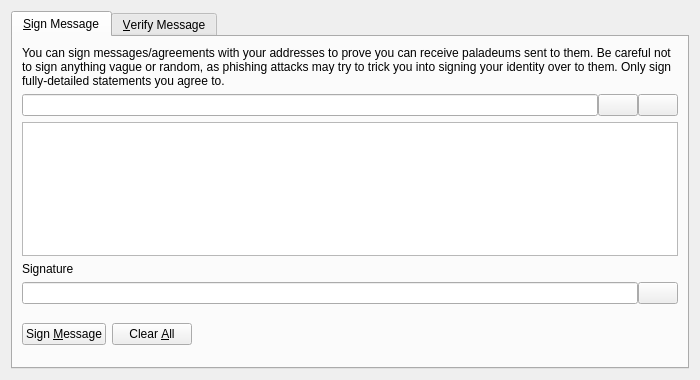
Qt form src/qt/forms/signverifymessagedialog.ui (PaladeumBlockchain/Paladeum) before a commit.
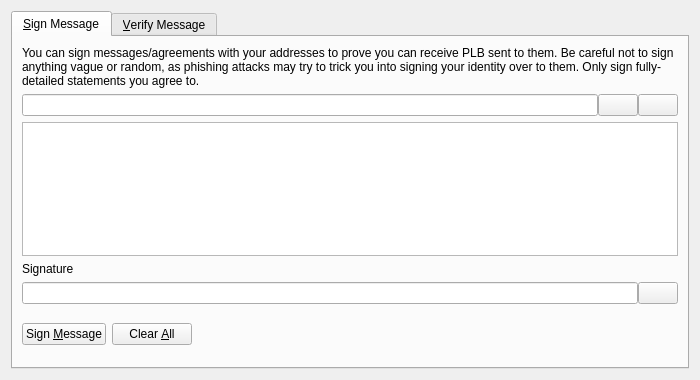
The same form after that commit. Icons and pictures are not drawn. Custom widgets are drawn as their Qt base class.

Commit message: Qt: Paladeum's own design for the desktop wallet, and its fixes

Diff of the .ui file:
```diff
--- a/src/qt/forms/signverifymessagedialog.ui
+++ b/src/qt/forms/signverifymessagedialog.ui
@@ -30,7 +30,7 @@
        <item>
         <widget class="QLabel" name="infoLabel_SM">
          <property name="text">
-          <string>You can sign messages/agreements with your addresses to prove you can receive paladeums sent to them. Be careful not to sign anything vague or random, as phishing attacks may try to trick you into signing your identity over to them. Only sign fully-detailed statements you agree to.</string>
+          <string>You can sign messages/agreements with your addresses to prove you can receive PLB sent to them. Be careful not to sign anything vague or random, as phishing attacks may try to trick you into signing your identity over to them. Only sign fully-detailed statements you agree to.</string>
          </property>
          <property name="textFormat">
           <enum>Qt::PlainText</enum>
```
The commit also changes 94 other files.
